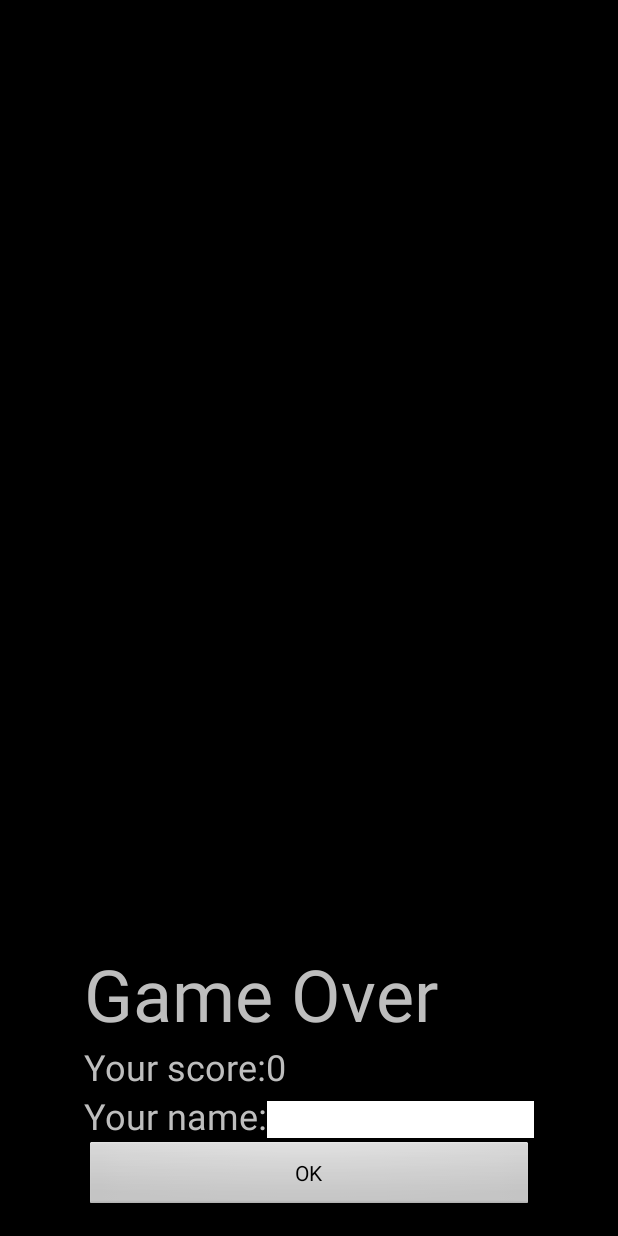
After one commit to oss-fruct-org/explodethem-android, an Android app: the GameOverActivity screen opened directly, with no data from a screen before it, on a phone screen of 412 x 824 dp. The commit adds this screen. Run offline under Robolectric (Android 15) with nearby library versions, the phone set to English and light mode, and no system bars.

Commit message:
Game Over activity

```diff
--- a/ExplodeThem/build.gradle
+++ b/ExplodeThem/build.gradle
@@ -19,6 +19,6 @@ android {
 }
 
 dependencies {
+    compile fileTree(dir: 'libs', include: ['*.jar'])
     compile 'com.android.support:appcompat-v7:19.+'
-    compile fileTree(dir: 'libs', include: ['*.jar'])
 }
--- a/ExplodeThem/src/main/java/org/fruct/oss/explodethem/Field.java
+++ b/ExplodeThem/src/main/java/org/fruct/oss/explodethem/Field.java
@@ -52,7 +52,7 @@ public class Field {
 	private int bombsRemain;
 	private int score = 0;
 	private int level = 0;
-	private int sparks = 10;
+	private int sparks = 2;
 
 	private int explodedInLevel;
 
--- /dev/null
+++ b/ExplodeThem/src/main/java/org/fruct/oss/explodethem/GameOverActivity.java
@@ -0,0 +1,62 @@
+package org.fruct.oss.explodethem;
+
+import android.app.Activity;
+import android.content.Intent;
+import android.support.v7.app.ActionBarActivity;
+import android.os.Bundle;
+import android.view.Menu;
+import android.view.MenuItem;
+import android.view.View;
+import android.widget.Button;
+import android.widget.EditText;
+import android.widget.TextView;
+
+
+public class GameOverActivity extends Activity implements View.OnClickListener {
+	public static final String EXTRA_NAME = "org.fruct.oss.explodethem.EXTRA_NAME";
+	public static final String ARG_SCORE = "org.fruct.oss.explodethem.ARG_SCORE";
+
+	private EditText nameEdit;
+	private Button okButton;
+	private TextView scoreText;
+
+	@Override
+    protected void onCreate(Bundle savedInstanceState) {
+        super.onCreate(savedInstanceState);
+        setContentView(R.layout.activity_game_over);
+
+		int score = getIntent().getIntExtra(ARG_SCORE, 0);
+
+		okButton = (Button) findViewById(R.id.ok_button);
+		nameEdit = (EditText) findViewById(R.id.name_edit);
+		scoreText = (TextView) findViewById(R.id.score_text);
+
+		scoreText.setText(scoreText.getText().toString() + score);
+
+		okButton.setOnClickListener(this);
+	}
+
+    @Override
+    public boolean onCreateOptionsMenu(Menu menu) {
+        // Inflate the menu; this adds items to the action bar if it is present.
+        getMenuInflater().inflate(R.menu.game_over, menu);
+        return true;
+    }
+
+	@Override
+	public void onClick(View view) {
+		if (view == okButton) {
+			Intent data = new Intent();
+			String text;
+			if (nameEdit.getText() != null) {
+				text = nameEdit.getText().toString();
+			} else {
+				text = "Anonymous";
+			}
+
+			data.putExtra(EXTRA_NAME, text);
+			setResult(Activity.RESULT_OK, data);
+			finish();
+		}
+	}
+}
--- /dev/null
+++ b/ExplodeThem/src/main/res/layout/activity_game_over.xml
@@ -0,0 +1,57 @@
+<RelativeLayout xmlns:android="http://schemas.android.com/apk/res/android"
+                xmlns:tools="http://schemas.android.com/tools"
+                android:layout_width="match_parent"
+                android:layout_height="match_parent"
+                android:paddingLeft="@dimen/activity_horizontal_margin"
+                android:paddingRight="@dimen/activity_horizontal_margin"
+                android:paddingTop="@dimen/activity_vertical_margin"
+                android:paddingBottom="@dimen/activity_vertical_margin"
+                android:background="@android:color/black"
+                tools:context="org.fruct.oss.explodethem.GameOverActivity">
+
+    <LinearLayout
+        android:layout_centerHorizontal="true"
+        android:layout_width="300dp"
+        android:orientation="vertical"
+        android:layout_alignParentBottom="true"
+        android:layout_height="wrap_content">
+        <TextView
+            android:text="Game Over"
+            android:textSize="48sp"
+            android:gravity="left"
+            android:layout_width="match_parent"
+            android:layout_height="wrap_content"/>
+        <TextView
+            android:id="@+id/score_text"
+            android:text="Your score:"
+            android:textSize="24sp"
+            android:gravity="left"
+            android:layout_width="match_parent"
+            android:layout_height="wrap_content"/>
+        <LinearLayout
+            android:orientation="horizontal"
+            android:layout_width="match_parent"
+            android:gravity="left"
+            android:layout_height="wrap_content">
+            <TextView
+                android:text="Your name:"
+                android:textSize="24sp"
+                android:layout_width="wrap_content"
+                android:layout_height="wrap_content"/>
+            <EditText
+                android:id="@+id/name_edit"
+                android:layout_width="match_parent"
+                android:layout_height="wrap_content"
+                android:inputType="text"
+                android:maxLength="12"
+                android:background="@android:color/white"
+                />
+        </LinearLayout>
+        <Button
+            android:id="@+id/ok_button"
+            android:text="OK"
+            android:layout_width="match_parent"
+            android:layout_height="wrap_content"/>
+    </LinearLayout>
+
+</RelativeLayout>
--- /dev/null
+++ b/ExplodeThem/src/main/res/menu/game_over.xml
@@ -0,0 +1,9 @@
+<menu xmlns:android="http://schemas.android.com/apk/res/android"
+    xmlns:app="http://schemas.android.com/apk/res-auto"
+    xmlns:tools="http://schemas.android.com/tools"
+    tools:context="org.fruct.oss.explodethem.GameOverActivity" >
+    <item android:id="@+id/action_settings"
+        android:title="@string/action_settings"
+        android:orderInCategory="100"
+        app:showAsAction="never" />
+</menu>
--- /dev/null
+++ b/ExplodeThem/src/main/res/values-w820dp/dimens.xml
@@ -0,0 +1,6 @@
+<resources>
+    <!-- Example customization of dimensions originally defined in res/values/dimens.xml
+         (such as screen margins) for screens with more than 820dp of available width. This
+         would include 7" and 10" devices in landscape (~960dp and ~1280dp respectively). -->
+    <dimen name="activity_horizontal_margin">64dp</dimen>
+</resources>
--- /dev/null
+++ b/ExplodeThem/src/main/res/values/dimens.xml
@@ -0,0 +1,5 @@
+<resources>
+    <!-- Default screen margins, per the Android Design guidelines. -->
+    <dimen name="activity_horizontal_margin">16dp</dimen>
+    <dimen name="activity_vertical_margin">16dp</dimen>
+</resources>
--- a/ExplodeThem/src/main/res/values/strings.xml
+++ b/ExplodeThem/src/main/res/values/strings.xml
@@ -3,5 +3,7 @@
 
     <string name="app_name">ExplodeThem</string>
     <string name="hello_world">Hello world!</string>
+    <string name="title_activity_game_over">Game Over</string>
+    <string name="action_settings">Settings</string>
 
 </resources>
```
Also changed, not shown: ExplodeThem/src/main/AndroidManifest.xml (+8 -2 lines), ExplodeThem/src/main/java/org/fruct/oss/explodethem/ExplodeThread.java (+20 -0 lines), ExplodeThem/src/main/java/org/fruct/oss/explodethem/ExplodeView.java (+8 -3 lines), ExplodeThem/src/main/java/org/fruct/oss/explodethem/MainActivity.java (+27 -0 lines), ExplodeThem/src/main/java/org/fruct/oss/explodethem/PlayState.java (+19 -0 lines).
